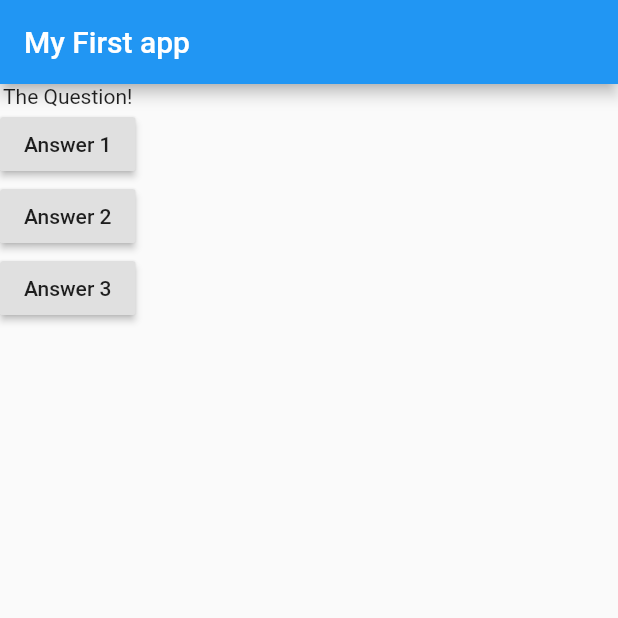
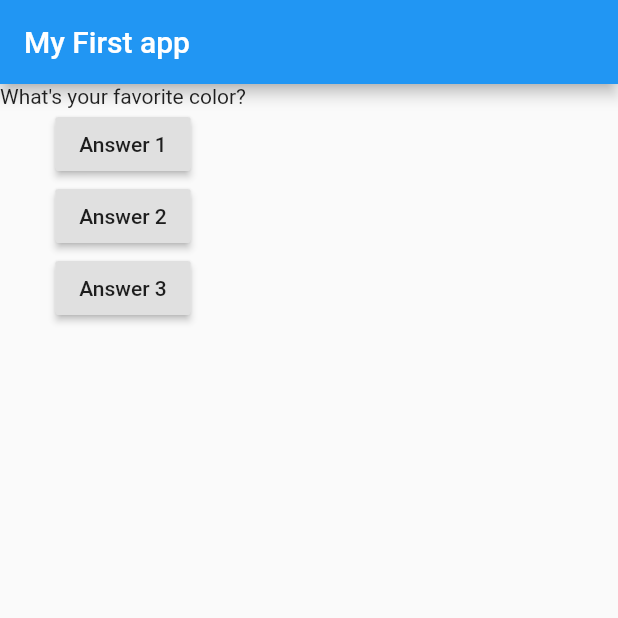
Before and after one commit to brent-stone/flutter_udemy_tutorial, a Flutter app: the screen it shows after launch, after a tap on "Answer 1", on a phone screen of 412 x 824 dp, the top half of it. Run offline on Flutter 3.47's test engine with Material 2 defaults, Android fonts, the light colour scheme and no system bars.

Commit message:
Lecture 35: Updating Widget date && Lists Intro
Added questionIndex feature to class MyApp and questions list of Strings to Widget build() to move towards dynamic variable use based on lists.

```diff
--- a/lib/main.dart
+++ b/lib/main.dart
@@ -5,11 +5,19 @@
 }
 
 class MyApp extends StatelessWidget {
+  var questionIndex = 0;
+
   void answerQuestion() {
-    print("Answer Chosen!");
+    print(questionIndex);
+    questionIndex = questionIndex + 1;
   }
 
   Widget build(BuildContext context) {
+    var questions = [
+      "What\'s your favorite color?",
+      "What\'s your favorite city?",
+    ];
+
     return MaterialApp(
       home: Scaffold(
         appBar: AppBar(
@@ -17,7 +25,7 @@
         ),
         body: Column(
           children: [
-            Text("The Question!"),
+            Text(questions.elementAt(questionIndex)), // or questions[0]
             RaisedButton(
               child: Text("Answer 1"),
               onPressed: answerQuestion, // no () to pass pointer to function
```
Also changed, not shown: 1 other file.
